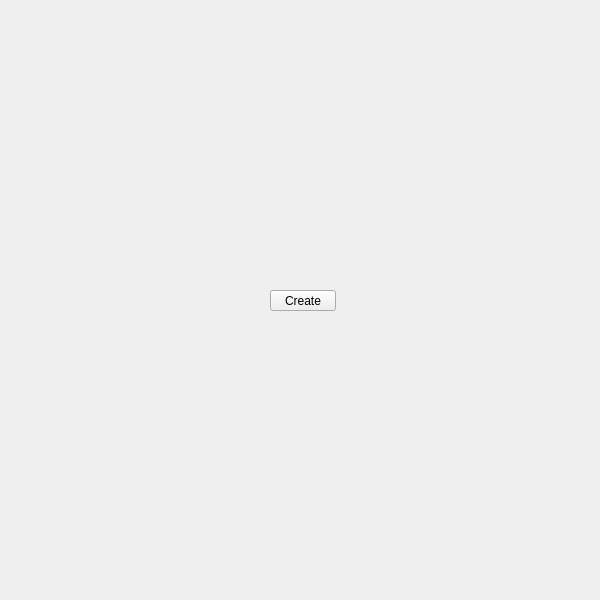
The window that ui/create_submenu.ui (m3trik/Scripts_portable) describes before a commit, drawn with Qt 5.
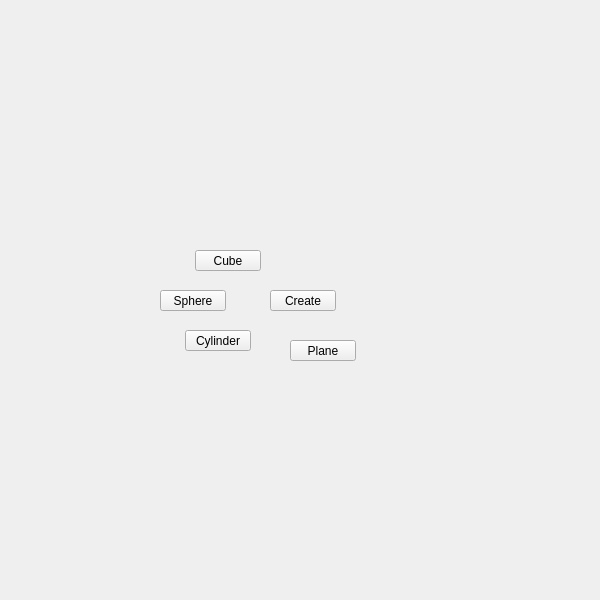
The same window after the commit.

```diff
--- a/ui/create_submenu.ui
+++ b/ui/create_submenu.ui
@@ -87,6 +87,118 @@
      <string>Create</string>
     </property>
    </widget>
+   <widget class="QPushButton" name="b001">
+    <property name="geometry">
+     <rect>
+      <x>195</x>
+      <y>250</y>
+      <width>66</width>
+      <height>21</height>
+     </rect>
+    </property>
+    <property name="minimumSize">
+     <size>
+      <width>0</width>
+      <height>21</height>
+     </size>
+    </property>
+    <property name="maximumSize">
+     <size>
+      <width>16777215</width>
+      <height>21</height>
+     </size>
+    </property>
+    <property name="whatsThis">
+     <string/>
+    </property>
+    <property name="text">
+     <string>Cube</string>
+    </property>
+   </widget>
+   <widget class="QPushButton" name="b002">
+    <property name="geometry">
+     <rect>
+      <x>160</x>
+      <y>290</y>
+      <width>66</width>
+      <height>21</height>
+     </rect>
+    </property>
+    <property name="minimumSize">
+     <size>
+      <width>0</width>
+      <height>21</height>
+     </size>
+    </property>
+    <property name="maximumSize">
+     <size>
+      <width>16777215</width>
+      <height>21</height>
+     </size>
+    </property>
+    <property name="whatsThis">
+     <string/>
+    </property>
+    <property name="text">
+     <string>Sphere</string>
+    </property>
+   </widget>
+   <widget class="QPushButton" name="b003">
+    <property name="geometry">
+     <rect>
+      <x>185</x>
+      <y>330</y>
+      <width>66</width>
+      <height>21</height>
+     </rect>
+    </property>
+    <property name="minimumSize">
+     <size>
+      <width>0</width>
+      <height>21</height>
+     </size>
+    </property>
+    <property name="maximumSize">
+     <size>
+      <width>16777215</width>
+      <height>21</height>
+     </size>
+    </property>
+    <property name="whatsThis">
+     <string/>
+    </property>
+    <property name="text">
+     <string>Cylinder</string>
+    </property>
+   </widget>
+   <widget class="QPushButton" name="b004">
+    <property name="geometry">
+     <rect>
+      <x>290</x>
+      <y>340</y>
+      <width>66</width>
+      <height>21</height>
+     </rect>
+    </property>
+    <property name="minimumSize">
+     <size>
+      <width>0</width>
+      <height>21</height>
+     </size>
+    </property>
+    <property name="maximumSize">
+     <size>
+      <width>16777215</width>
+      <height>21</height>
+     </size>
+    </property>
+    <property name="whatsThis">
+     <string/>
+    </property>
+    <property name="text">
+     <string>Plane</string>
+    </property>
+   </widget>
   </widget>
  </widget>
  <resources/>
```
